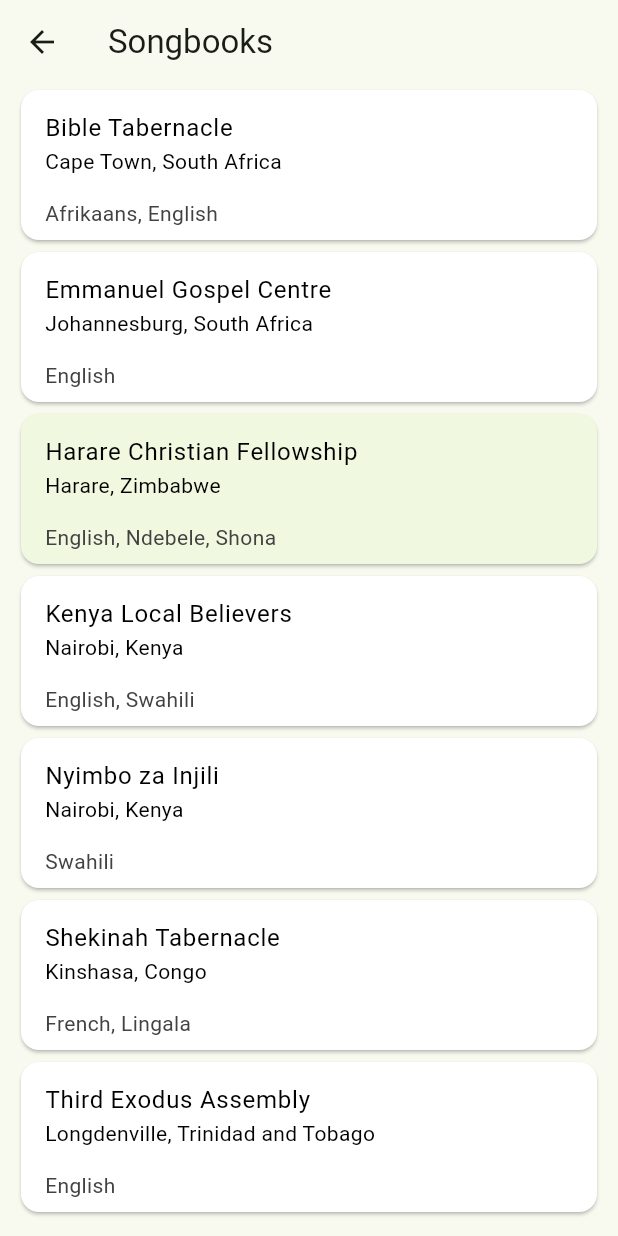
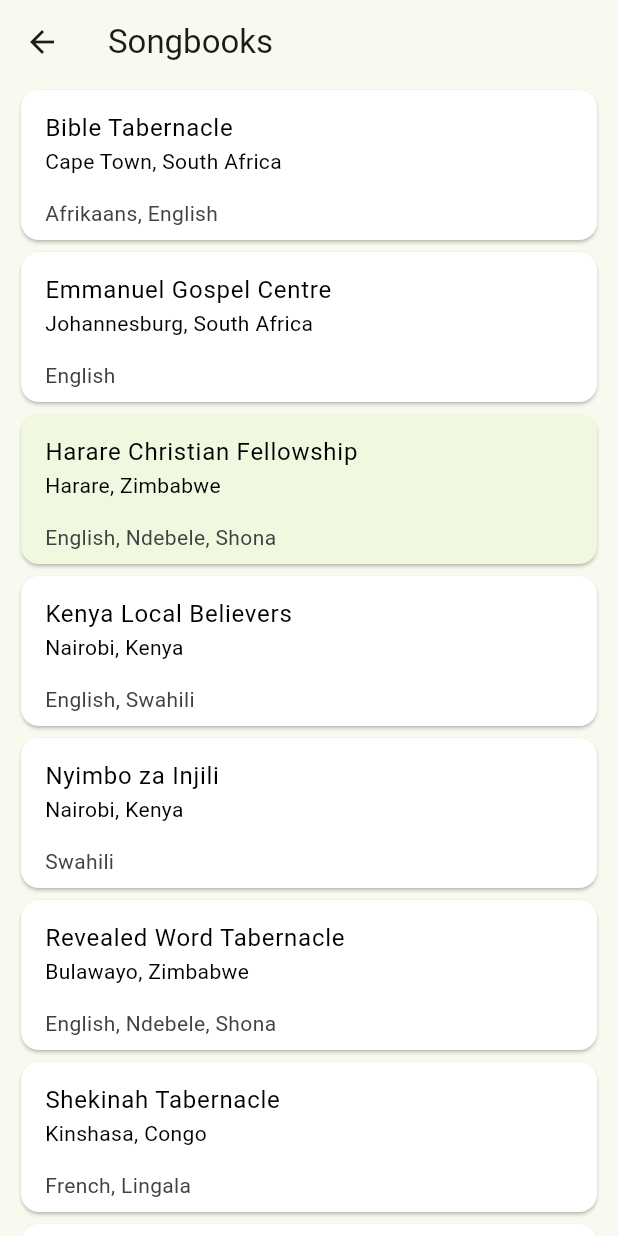
Before and after one commit to NgoniMujuru/believers_songbook, a Flutter app: the SongBooks screen opened directly, on a phone screen of 412 x 824 dp. Run offline on Flutter 3.47's test engine with Material 2 defaults, Android fonts, the phone set to English and light mode, and no system bars; our stand-ins replace csv, firebase_core, shared_preferences; missing offline and left inert: alphabet_scroll_view, fuzzywuzzy; accounts and stored records are empty.

Commit message:
feat: revealed word songbook

```diff
--- a/lib/constants/song_book_assets.dart
+++ b/lib/constants/song_book_assets.dart
@@ -41,6 +41,14 @@ class SongBookAssets {
       'Languages': ['Swahili'],
     },
     {
+      'Title': 'Revealed Word Tabernacle',
+      'Location': 'Bulawayo, Zimbabwe',
+      'Songs': '',
+      'FileName': 'RevealedWordTabernacle_Bulawayo_Zimbabwe',
+      'Last Updated': '2022-08-01',
+      'Languages': ['English', 'Ndebele', 'Shona'],
+    },
+    {
       'Title': 'Shekinah Tabernacle',
       'Location': 'Kinshasa, Congo',
       'Songs': '807',
--- a/lib/songs.dart
+++ b/lib/songs.dart
@@ -89,7 +89,8 @@ class _SongsState extends State<Songs> {
     // if more examples exist, map for each file
     String eol = _fileName == 'ThirdExodusAssembly_Trinidad' ||
             _fileName == 'KenyaLocalBelievers_Nairobi_Kenya' ||
-            _fileName == 'BibleTabernacle_CapeTown_SA'
+            _fileName == 'BibleTabernacle_CapeTown_SA' ||
+            _fileName == 'RevealedWordTabernacle_Bulawayo_Zimbabwe'
         ? '\r\n'
         : '\n';
     var results =
```
Also changed, not shown: 1 other file.
